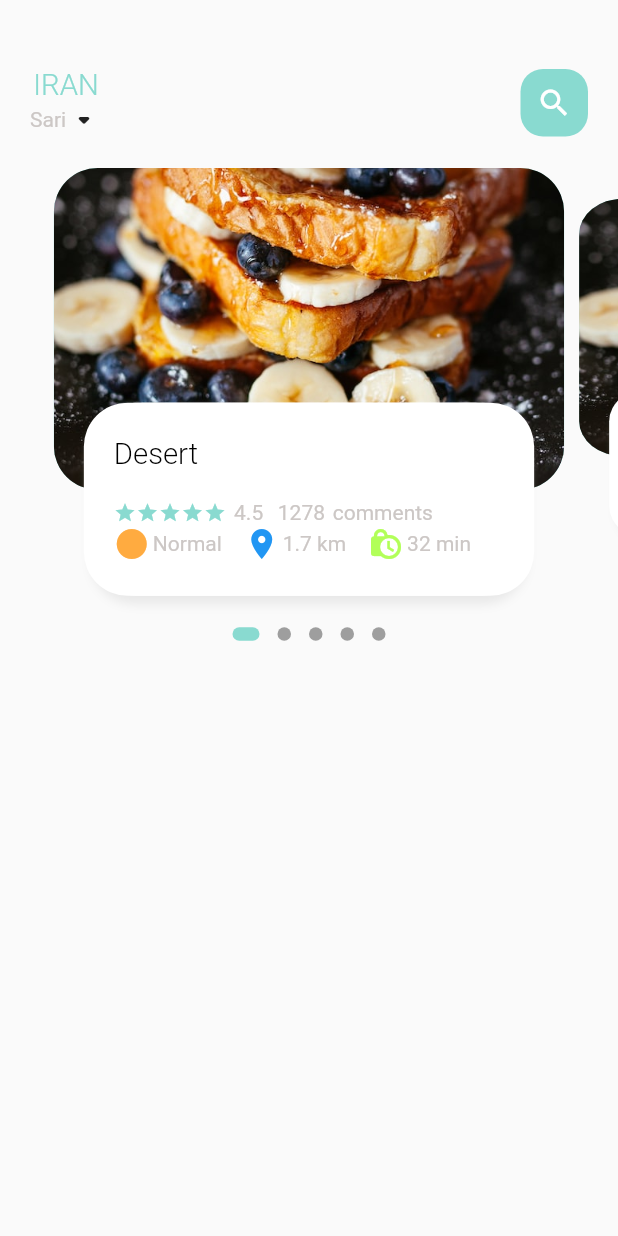
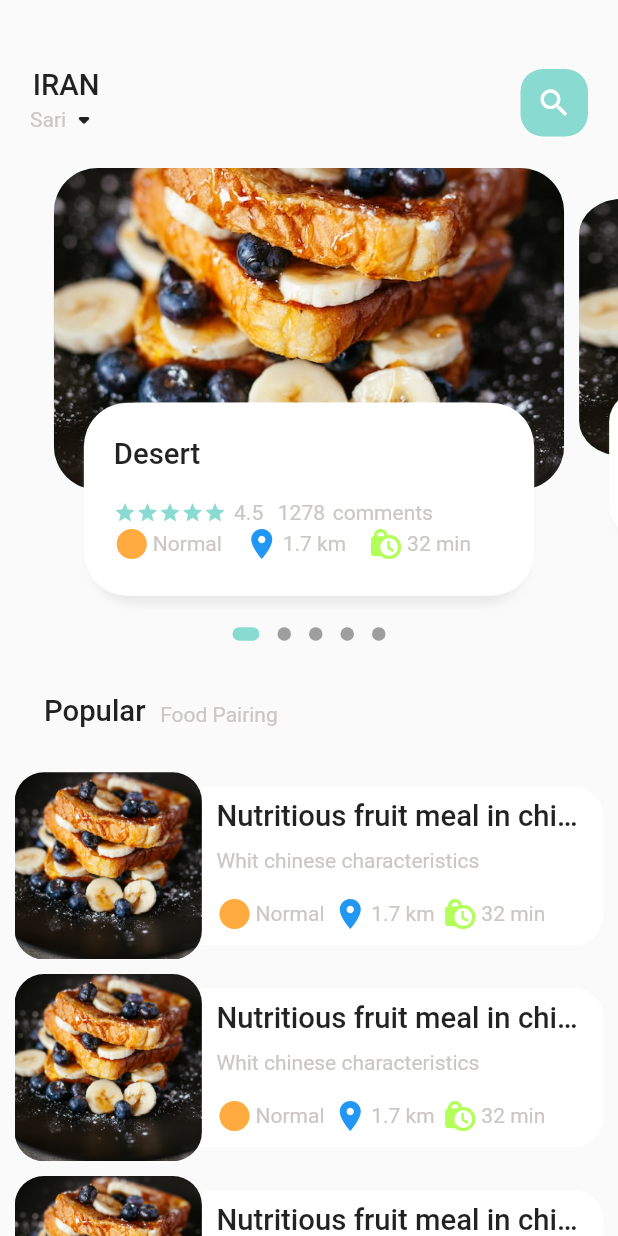
Before and after one commit to amirhzare/food-delivery-app-flutter, a Flutter app: the screen it shows after launch, on a phone screen of 412 x 824 dp. Run offline on Flutter 3.47's test engine with Material 2 defaults, Android fonts, the phone set to English and light mode, and no system bars; drawn by our look-alikes of dots_indicator; our stand-ins replace get.

Commit message:
add list of foods in main page

```diff
--- a/lib/home/food_page_body.dart
+++ b/lib/home/food_page_body.dart
@@ -43,7 +43,50 @@ class _FoodPageBodyState extends State<FoodPageBody> {
           itemCount: 5,
           itemBuilder: (context, position){
             return _buildPageItem(position);
-          }),), DotsIndicator(dotsCount: 5,position: _currPageValue, decorator: DotsDecorator (activeColor: AppColors.mainColor,size: const Size.square((9.0)), activeSize: const Size(18.0,9.0), activeShape:  RoundedRectangleBorder(borderRadius: BorderRadius.horizontal(left: Radius.circular(Dimensions.radius10), right: Radius.circular(Dimensions.radius10)))),)
+          }),), DotsIndicator(dotsCount: 5,position: _currPageValue, decorator: DotsDecorator (activeColor: AppColors.mainColor,size: const Size.square((9.0)), activeSize: const Size(18.0,9.0), activeShape:  RoundedRectangleBorder(borderRadius: BorderRadius.horizontal(left: Radius.circular(Dimensions.radius10), right: Radius.circular(Dimensions.radius10)))),),
+        SizedBox(width: Dimensions.height10,),
+        Container(margin: EdgeInsets.all(Dimensions.width30),
+          child: Row(crossAxisAlignment: CrossAxisAlignment.end, children: [
+            BigText(text: "Popular"),
+            SizedBox(width: Dimensions.width10,),
+            SmallText(text: "Food Pairing")
+          ],),),
+    //  list of food
+      ListView.builder(
+          physics: const NeverScrollableScrollPhysics(),
+          shrinkWrap: true,
+          itemCount: 10,
+          itemBuilder: (context, index){
+            return Container(
+                margin: EdgeInsets.only(left: Dimensions.width10, right: Dimensions.width10, bottom: Dimensions.height10),
+                child: Row(
+                  children: [
+                    Container(width: Dimensions.listViewImgSize,height: Dimensions.listViewImgSize,decoration: BoxDecoration(borderRadius: BorderRadius.circular(Dimensions.radius20),color: Colors.white38,image: const DecorationImage(image: AssetImage("assets/images/food_1.jpg"), fit: BoxFit.fitWidth)),),
+                    Expanded(child: Container(height: Dimensions.listViewTextContainerSize, decoration: BoxDecoration(borderRadius: BorderRadius.only(topRight: Radius.circular(Dimensions.radius20), bottomRight: Radius.circular(Dimensions.radius20)),color: Colors.white),
+                      child: Padding(padding: EdgeInsets.only(left: Dimensions.width10,right: Dimensions.width10),
+                        child: Column(
+                          mainAxisAlignment: MainAxisAlignment.center,
+                          crossAxisAlignment: CrossAxisAlignment.start,
+                          children: [
+                          BigText(text: "Nutritious fruit meal in china"),
+                            SizedBox(height: Dimensions.height10,),
+                          SmallText(text: "Whit chinese characteristics"),
+                          SizedBox(height: Dimensions.height15,),
+                          Row( children:  [const IconAndText(iconData: Icons.circle_sharp, text: "Normal", color: Colors.orangeAccent,),
+                            SizedBox(width: Dimensions.width5,),
+                            IconAndText(iconData: Icons.location_on, text: "1.7 km", color: Colors.blue,),
+                            SizedBox(width: Dimensions.width5,),
+                            IconAndText(iconData: Icons.lock_clock, text: "32 min", color: Colors.lightGreenAccent,),
+                          ],)
+                        ],),
+                      ),
+                    ),
+
+                    )],
+                )
+            );
+          })
+
     ],) ;
   }
   Widget _buildPageItem(int index){
@@ -68,7 +111,7 @@ class _FoodPageBodyState extends State<FoodPageBody> {
       var currTrans = _height*(1-currScale)/2;
       matrix = Matrix4.diagonal3Values(1, currScale, 1)..setTranslationRaw(0, currTrans,  0);
     }
-    return Transform(transform: matrix, child:   Stack(children: [
+    return Transform(transform: matrix, child: Stack(children: [
       Container(height: Dimensions.pageViewContainer, margin: const EdgeInsets.all(5),decoration: BoxDecoration(borderRadius: BorderRadius.circular(Dimensions.radius30),color: const Color(0xFF89DAD0),image: const DecorationImage(image: AssetImage("assets/images/food_1.jpg"), fit: BoxFit.fitWidth)),),
       Align(alignment: Alignment.bottomCenter,
         child: Container(height: Dimensions.pageViewTextContainer,margin: const EdgeInsets.only(right: 30, left: 30, bottom: 15),decoration: BoxDecoration(borderRadius: BorderRadius.circular(Dimensions.radius30),color: const Color(0xFFFFFFFF),boxShadow: const [BoxShadow(color: Color(0xFFE8E8E8), blurRadius: 5.0, offset: Offset(0,5),), BoxShadow(color: Colors.white, blurRadius: 0, offset: Offset(5,0),), BoxShadow(color: Colors.white, blurRadius: 0, offset: Offset(-5,0),)]),
--- a/lib/home/main_food_page.dart
+++ b/lib/home/main_food_page.dart
@@ -36,7 +36,7 @@ class _MainFoodPageState extends State<MainFoodPage> {
         color: AppColors.mainColor,),
         child: const Center(child: Icon(Icons.search, color: Colors.white,),),)
         ],),),
-      const FoodPageBody()
+      const Expanded(child: SingleChildScrollView(child: FoodPageBody(),) )
     ],));
   }
 }
--- a/lib/utils/dimensions.dart
+++ b/lib/utils/dimensions.dart
@@ -24,4 +24,8 @@ class Dimensions{
   static double radius15 = screenHeight/42.2;
   static double radius20 = screenHeight/42.2;
   static double radius30 = screenHeight/28.13;
+
+  // list view
+  static double listViewImgSize = screenWidth/3.3;
+  static double listViewTextContainerSize = screenWidth/3.9;
 }
--- a/lib/widgets/big_text.dart
+++ b/lib/widgets/big_text.dart
@@ -10,6 +10,6 @@ class BigText extends StatelessWidget {
 
   @override
   Widget build(BuildContext context) {
-    return Text(text,overflow: overFlow,style: TextStyle(fontSize: size==0?Dimensions.font20:size,color: color, fontFamily: 'Roboto', fontWeight: FontWeight.w300),);
+    return Text(text,overflow: overFlow,style: TextStyle(fontSize: size==0?Dimensions.font20:size, fontFamily: 'Roboto', fontWeight: FontWeight.w500),);
   }
 }
```
